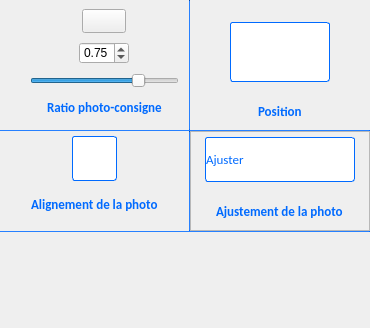
This is PhotosConsigne/ui/SetStyle.ui in FlorianLance/PhotosConsigne as Qt 5 draws it before an edit. The edited form follows.
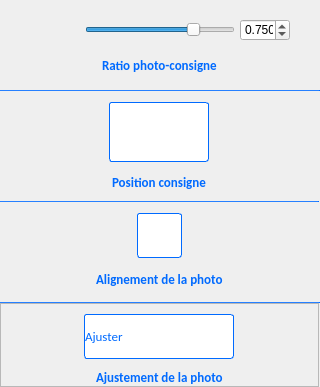
This is the edited form. Icons and pictures are not drawn.

```diff
--- a/PhotosConsigne/ui/SetStyle.ui
+++ b/PhotosConsigne/ui/SetStyle.ui
@@ -6,10 +6,22 @@
    <rect>
     <x>0</x>
     <y>0</y>
-    <width>370</width>
-    <height>328</height>
+    <width>320</width>
+    <height>385</height>
    </rect>
   </property>
+  <property name="minimumSize">
+   <size>
+    <width>320</width>
+    <height>0</height>
+   </size>
+  </property>
+  <property name="maximumSize">
+   <size>
+    <width>16777215</width>
+    <height>420</height>
+   </size>
+  </property>
   <property name="windowTitle">
    <string>Form</string>
   </property>
@@ -29,18 +41,239 @@
    <property name="spacing">
     <number>0</number>
    </property>
-   <item row="0" column="1">
+   <item row="5" column="0" colspan="2">
+    <widget class="QFrame" name="framePhotoAlignment">
+     <property name="minimumSize">
+      <size>
+       <width>0</width>
+       <height>100</height>
+      </size>
+     </property>
+     <property name="maximumSize">
+      <size>
+       <width>16777215</width>
+       <height>100</height>
+      </size>
+     </property>
+     <property name="styleSheet">
+      <string notr="true">.QFrame{
+    border: 0px solid gray;
+    border-radius: 0px;
+}</string>
+     </property>
+     <property name="frameShape">
+      <enum>QFrame::StyledPanel</enum>
+     </property>
+     <property name="frameShadow">
+      <enum>QFrame::Raised</enum>
+     </property>
+     <layout class="QVBoxLayout" name="verticalLayout_20">
+      <property name="spacing">
+       <number>0</number>
+      </property>
+      <property name="leftMargin">
+       <number>5</number>
+      </property>
+      <property name="topMargin">
+       <number>0</number>
+      </property>
+      <property name="rightMargin">
+       <number>5</number>
+      </property>
+      <property name="bottomMargin">
+       <number>0</number>
+      </property>
+      <item alignment="Qt::AlignHCenter">
+       <widget class="QComboBox" name="cbPhotoAlignment">
+        <property name="minimumSize">
+         <size>
+          <width>45</width>
+          <height>45</height>
+         </size>
+        </property>
+        <property name="maximumSize">
+         <size>
+          <width>45</width>
+          <height>45</height>
+         </size>
+        </property>
+        <property name="toolTip">
+         <string>&lt;html&gt;&lt;head/&gt;&lt;body&gt;&lt;p&gt;Choix du motif de fond&lt;/p&gt;&lt;/body&gt;&lt;/html&gt;</string>
+        </property>
+        <property name="styleSheet">
+         <string notr="true">QComboBox {
+    border: 1px solid rgb(0,106,255);
+    border-radius: 3px;
+  padding: 1px -1px 1px 1px;
+
+	background-color: qlineargradient(x1: 0, y1: 0, x2: 0, y2: 1,
+                                       stop: 0 #dadbde, stop: 1 #f6f7fa);
+}
+
+QComboBox::drop-down {
+	width: 0px;
+}
+
+QComboBox:hover{
+background-color: qlineargradient(x1: 0, y1: 0, x2: 0, y2: 1,
+                                       stop: 0 #f6f7fa, stop: 1 #dadbde);
+}
+
+
+ QComboBox QAbstractItemView {
+     selection-background-color: lightgray;
+ }
+
+
+QComboBox:!enabled {
+    border-color: rgb(150,150,150);
+  
+}
+
+	</string>
+        </property>
+        <property name="currentIndex">
+         <number>1</number>
+        </property>
+        <property name="iconSize">
+         <size>
+          <width>40</width>
+          <height>40</height>
+         </size>
+        </property>
+        <property name="frame">
+         <bool>true</bool>
+        </property>
+        <item>
+         <property name="text">
+          <string/>
+         </property>
+         <property name="icon">
+          <iconset resource="../resources.qrc">
+           <normaloff>:/images/aligment/center_left</normaloff>:/images/aligment/center_left</iconset>
+         </property>
+        </item>
+        <item>
+         <property name="text">
+          <string/>
+         </property>
+         <property name="icon">
+          <iconset resource="../resources.qrc">
+           <normaloff>:/images/aligment/center_center</normaloff>:/images/aligment/center_center</iconset>
+         </property>
+        </item>
+        <item>
+         <property name="text">
+          <string/>
+         </property>
+         <property name="icon">
+          <iconset resource="../resources.qrc">
+           <normaloff>:/images/aligment/center_right</normaloff>:/images/aligment/center_right</iconset>
+         </property>
+        </item>
+        <item>
+         <property name="text">
+          <string/>
+         </property>
+         <property name="icon">
+          <iconset resource="../resources.qrc">
+           <normaloff>:/images/aligment/top_left</normaloff>:/images/aligment/top_left</iconset>
+         </property>
+        </item>
+        <item>
+         <property name="text">
+          <string/>
+         </property>
+         <property name="icon">
+          <iconset resource="../resources.qrc">
+           <normaloff>:/images/aligment/top_center</normaloff>:/images/aligment/top_center</iconset>
+         </property>
+        </item>
+        <item>
+         <property name="text">
+          <string/>
+         </property>
+         <property name="icon">
+          <iconset resource="../resources.qrc">
+           <normaloff>:/images/aligment/top_right</normaloff>:/images/aligment/top_right</iconset>
+         </property>
+        </item>
+        <item>
+         <property name="text">
+          <string/>
+         </property>
+         <property name="icon">
+          <iconset resource="../resources.qrc">
+           <normaloff>:/images/aligment/down_left</normaloff>:/images/aligment/down_left</iconset>
+         </property>
+        </item>
+        <item>
+         <property name="text">
+          <string/>
+         </property>
+         <property name="icon">
+          <iconset resource="../resources.qrc">
+           <normaloff>:/images/aligment/down_center</normaloff>:/images/aligment/down_center</iconset>
+         </property>
+        </item>
+        <item>
+         <property name="text">
+          <string/>
+         </property>
+         <property name="icon">
+          <iconset resource="../resources.qrc">
+           <normaloff>:/images/aligment/down_right</normaloff>:/images/aligment/down_right</iconset>
+         </property>
+        </item>
+       </widget>
+      </item>
+      <item alignment="Qt::AlignHCenter">
+       <widget class="QLabel" name="laConsignAlignment">
+        <property name="maximumSize">
+         <size>
+          <width>16777215</width>
+          <height>20</height>
+         </size>
+        </property>
+        <property name="styleSheet">
+         <string notr="true">
+
+QWidget {
+  
+	color : rgb(0,106,255);
+    font:  bold 10pt Calibri;
+
+
+ }
+
+
+QWidget:!enabled {
+  
+	color : rgb(150,150,150);
+    font:  bold 10pt Calibri;
+ }
+</string>
+        </property>
+        <property name="text">
+         <string>Alignement de la photo</string>
+        </property>
+       </widget>
+      </item>
+     </layout>
+    </widget>
+   </item>
+   <item row="1" column="0" colspan="3">
     <widget class="QFrame" name="frameRatioPC">
      <property name="minimumSize">
       <size>
-       <width>100</width>
-       <height>130</height>
+       <width>0</width>
+       <height>90</height>
       </size>
      </property>
      <property name="maximumSize">
       <size>
        <width>16777215</width>
-       <height>16777215</height>
+       <height>90</height>
       </size>
      </property>
      <property name="styleSheet">
@@ -57,76 +290,24 @@
      </property>
      <layout class="QGridLayout" name="gridLayout_17">
       <property name="leftMargin">
-       <number>10</number>
+       <number>5</number>
       </property>
       <property name="topMargin">
        <number>5</number>
       </property>
       <property name="rightMargin">
-       <number>10</number>
+       <number>5</number>
       </property>
       <property name="bottomMargin">
-       <number>5</number>
+       <number>0</number>
       </property>
       <property name="horizontalSpacing">
-       <number>0</number>
+       <number>5</number>
       </property>
       <property name="verticalSpacing">
-       <number>5</number>
+       <number>0</number>
       </property>
-      <item row="0" column="0" alignment="Qt::AlignHCenter">
-       <widget class="QPushButton" name="pbRatioPhotoText">
-        <property name="maximumSize">
-         <size>
-          <width>100</width>
-          <height>24</height>
-         </size>
-        </property>
-        <property name="styleSheet">
-         <string notr="true">
-
-QPushButton {
-    font: bold 12pt Calibri;  
-
-     background-color: qlineargradient(x1: 0, y1: 0, x2: 0, y2: 1,
-                                       stop: 0 #f6f7fa, stop: 1 #dadbde);
- }
- 
-QPushButton::enabled {
-
-
- }
-
-QPushButton:hover:!pressed{
-
-     background-color: qlineargradient(x1: 0, y1: 0, x2: 0, y2: 1,
-                                       stop: 0 #f6f7fa, stop: 1 #dadbde);
-}
-
- QPushButton:pressed{
-     background-color: qlineargradient(x1: 0, y1: 0, x2: 0, y2: 1,
-                                       stop: 0 #f6f7fa, stop: 1 #dadbde);
-
-}
-
-</string>
-        </property>
-        <property name="text">
-         <string/>
-        </property>
-        <property name="icon">
-         <iconset resource="../resources.qrc">
-          <normaloff>:/images/ratio</normaloff>:/images/ratio</iconset>
-        </property>
-        <property name="iconSize">
-         <size>
-          <width>100</width>
-          <height>60</height>
-         </size>
-        </property>
-       </widget>
-      </item>
-      <item row="1" column="0" alignment="Qt::AlignHCenter">
+      <item row="0" column="2" alignment="Qt::AlignLeft">
        <widget class="QDoubleSpinBox" name="dsbRatioPC">
         <property name="maximumSize">
          <size>
@@ -137,6 +318,9 @@
         <property name="toolTip">
          <string>Ratio par défaut de l'espace entre la photo et la consigne</string>
         </property>
+        <property name="decimals">
+         <number>3</number>
+        </property>
         <property name="maximum">
          <double>1.000000000000000</double>
         </property>
@@ -148,43 +332,11 @@
         </property>
        </widget>
       </item>
-      <item row="3" column="0" colspan="2" alignment="Qt::AlignHCenter">
-       <widget class="QLabel" name="laRatioPhotoConsign">
-        <property name="maximumSize">
-         <size>
-          <width>16777215</width>
-          <height>20</height>
-         </size>
-        </property>
-        <property name="styleSheet">
-         <string notr="true">
-
-QWidget {
-  
-	color : rgb(0,106,255);
-    font:  bold 10pt Calibri;
-
-
- }
-
-
-QWidget:!enabled {
-  
-	color : rgb(150,150,150);
-    font:  bold 10pt Calibri;
- }
-</string>
-        </property>
-        <property name="text">
-         <string>Ratio photo-consigne</string>
-        </property>
-       </widget>
-      </item>
-      <item row="2" column="0">
+      <item row="0" column="1" alignment="Qt::AlignHCenter">
        <widget class="QSlider" name="hsRatioPC">
         <property name="minimumSize">
          <size>
-          <width>0</width>
+          <width>150</width>
           <height>0</height>
          </size>
         </property>
@@ -198,16 +350,272 @@
          <string>Ratio par défaut de l'espace entre la photo et la consigne</string>
         </property>
         <property name="maximum">
-         <number>1000</number>
+         <number>10000</number>
         </property>
         <property name="value">
-         <number>750</number>
+         <number>7500</number>
         </property>
         <property name="orientation">
          <enum>Qt::Horizontal</enum>
         </property>
        </widget>
       </item>
+      <item row="1" column="0" colspan="3" alignment="Qt::AlignHCenter">
+       <widget class="QLabel" name="laRatioPhotoConsign">
+        <property name="maximumSize">
+         <size>
+          <width>16777215</width>
+          <height>20</height>
+         </size>
+        </property>
+        <property name="styleSheet">
+         <string notr="true">
+
+QWidget {
+  
+	color : rgb(0,106,255);
+    font:  bold 10pt Calibri;
+
+
+ }
+
+
+QWidget:!enabled {
+  
+	color : rgb(150,150,150);
+    font:  bold 10pt Calibri;
+ }
+</string>
+        </property>
+        <property name="text">
+         <string>Ratio photo-consigne</string>
+        </property>
+       </widget>
+      </item>
+     </layout>
+    </widget>
+   </item>
+   <item row="6" column="0" colspan="3">
+    <widget class="Line" name="line1">
+     <property name="maximumSize">
+      <size>
+       <width>16777215</width>
+       <height>1</height>
+      </size>
+     </property>
+     <property name="styleSheet">
+      <string notr="true">
+QFrame{
+background-color: rgb(0,106,255);
+}
+
+
+QFrame:!enabled
+{
+	background-color: rgb(150,150,150);
+}
+
+
+	</string>
+     </property>
+     <property name="orientation">
+      <enum>Qt::Horizontal</enum>
+     </property>
+    </widget>
+   </item>
+   <item row="2" column="0" colspan="3">
+    <widget class="Line" name="line3">
+     <property name="maximumSize">
+      <size>
+       <width>16777215</width>
+       <height>1</height>
+      </size>
+     </property>
+     <property name="styleSheet">
+      <string notr="true">
+QFrame{
+background-color: rgb(0,106,255);
+}
+
+
+QFrame:!enabled
+{
+	background-color: rgb(150,150,150);
+}
+
+
+	</string>
+     </property>
+     <property name="orientation">
+      <enum>Qt::Horizontal</enum>
+     </property>
+    </widget>
+   </item>
+   <item row="7" column="0" colspan="2">
+    <widget class="QFrame" name="frameAdjustPhoto">
+     <property name="maximumSize">
+      <size>
+       <width>16777215</width>
+       <height>130</height>
+      </size>
+     </property>
+     <property name="frameShape">
+      <enum>QFrame::StyledPanel</enum>
+     </property>
+     <property name="frameShadow">
+      <enum>QFrame::Raised</enum>
+     </property>
+     <layout class="QVBoxLayout" name="verticalLayout_32">
+      <property name="spacing">
+       <number>10</number>
+      </property>
+      <property name="leftMargin">
+       <number>2</number>
+      </property>
+      <property name="topMargin">
+       <number>10</number>
+      </property>
+      <property name="rightMargin">
+       <number>2</number>
+      </property>
+      <property name="bottomMargin">
+       <number>0</number>
+      </property>
+      <item alignment="Qt::AlignHCenter">
+       <widget class="QComboBox" name="cbAdjustPhoto">
+        <property name="minimumSize">
+         <size>
+          <width>150</width>
+          <height>45</height>
+         </size>
+        </property>
+        <property name="maximumSize">
+         <size>
+          <width>16777215</width>
+          <height>45</height>
+         </size>
+        </property>
+        <property name="toolTip">
+         <string>&lt;html&gt;&lt;head/&gt;&lt;body&gt;&lt;p&gt;Ajustement de l'image de fond&lt;/p&gt;&lt;/body&gt;&lt;/html&gt;</string>
+        </property>
+        <property name="styleSheet">
+         <string notr="true">QComboBox {
+    border: 1px solid rgb(0,106,255);
+    border-radius: 3px;
+    padding: 1px 1px 1px -0px;
+
+	background-color: qlineargradient(x1: 0, y1: 0, x2: 0, y2: 1,
+                                       stop: 0 #dadbde, stop: 1 #f6f7fa);
+
+    font:  10pt Calibri;
+	color : rgb(150,150,150);
+}
+
+
+QComboBox:enabled {
+
+	color : rgb(0,106,255);
+}
+
+
+QComboBox::drop-down {
+	width: 0px;
+}
+
+QComboBox:hover{
+background-color: qlineargradient(x1: 0, y1: 0, x2: 0, y2: 1,
+                                       stop: 0 #f6f7fa, stop: 1 #dadbde);
+}
+
+ QComboBox QAbstractItemView {
+     selection-background-color: lightgray;
+ }</string>
+        </property>
+        <property name="currentIndex">
+         <number>3</number>
+        </property>
+        <property name="iconSize">
+         <size>
+          <width>72</width>
+          <height>46</height>
+         </size>
+        </property>
+        <property name="frame">
+         <bool>true</bool>
+        </property>
+        <item>
+         <property name="text">
+          <string>Centrer</string>
+         </property>
+         <property name="icon">
+          <iconset resource="../resources.qrc">
+           <normaloff>:/images/adjust/center_bg_image</normaloff>:/images/adjust/center_bg_image</iconset>
+         </property>
+        </item>
+        <item>
+         <property name="text">
+          <string>Etirer</string>
+         </property>
+         <property name="icon">
+          <iconset resource="../resources.qrc">
+           <normaloff>:/images/adjust/extend_bg_image</normaloff>:/images/adjust/extend_bg_image</iconset>
+         </property>
+        </item>
+        <item>
+         <property name="text">
+          <string>Remplir</string>
+         </property>
+         <property name="icon">
+          <iconset resource="../resources.qrc">
+           <normaloff>:/images/adjust/fill_bg_image</normaloff>:/images/adjust/fill_bg_image</iconset>
+         </property>
+        </item>
+        <item>
+         <property name="text">
+          <string>Ajuster</string>
+         </property>
+         <property name="icon">
+          <iconset resource="../resources.qrc">
+           <normaloff>:/images/adjust/adjust_bg_image</normaloff>:/images/adjust/adjust_bg_image</iconset>
+         </property>
+        </item>
+        <item>
+         <property name="text">
+          <string>Mosaïque</string>
+         </property>
+         <property name="icon">
+          <iconset resource="../resources.qrc">
+           <normaloff>:/images/adjust/mosaic_bg_image</normaloff>:/images/adjust/mosaic_bg_image</iconset>
+         </property>
+        </item>
+       </widget>
+      </item>
+      <item alignment="Qt::AlignHCenter">
+       <widget class="QLabel" name="laAdjustPhoto">
+        <property name="styleSheet">
+         <string notr="true">
+
+QWidget {
+  
+	color : rgb(0,106,255);
+    font:  bold 10pt Calibri;
+
+
+ }
+
+
+QWidget:!enabled {
+  
+	color : rgb(150,150,150);
+    font:  bold 10pt Calibri;
+ }
+</string>
+        </property>
+        <property name="text">
+         <string>Ajustement de la photo</string>
+        </property>
+       </widget>
+      </item>
      </layout>
     </widget>
    </item>
@@ -245,18 +653,34 @@
      </property>
     </widget>
    </item>
-   <item row="0" column="3">
+   <item row="9" column="0">
+    <spacer name="verticalSpacer1">
+     <property name="orientation">
+      <enum>Qt::Vertical</enum>
+     </property>
+     <property name="sizeType">
+      <enum>QSizePolicy::Expanding</enum>
+     </property>
+     <property name="sizeHint" stdset="0">
+      <size>
+       <width>20</width>
+       <height>93</height>
+      </size>
+     </property>
+    </spacer>
+   </item>
+   <item row="3" column="0" colspan="2">
     <widget class="QFrame" name="frameConsignPosition">
      <property name="minimumSize">
       <size>
-       <width>180</width>
-       <height>130</height>
+       <width>0</width>
+       <height>110</height>
       </size>
      </property>
      <property name="maximumSize">
       <size>
        <width>16777215</width>
-       <height>16777215</height>
+       <height>110</height>
       </size>
      </property>
      <property name="styleSheet">
@@ -271,9 +695,30 @@
      <property name="frameShadow">
       <enum>QFrame::Raised</enum>
      </property>
-     <layout class="QVBoxLayout" name="verticalLayout_8">
+     <layout class="QVBoxLayout" name="verticalLayout">
+      <property name="spacing">
+       <number>0</number>
+      </property>
+      <property name="leftMargin">
+       <number>0</number>
+      </property>
+      <property name="topMargin">
+       <number>2</number>
+      </property>
+      <property name="rightMargin">
+       <number>0</number>
+      </property>
+      <property name="bottomMargin">
+       <number>0</number>
+      </property>
       <item>
        <widget class="QFrame" name="frameSubConsignPosition">
+        <property name="maximumSize">
+         <size>
+          <width>16777215</width>
+          <height>65</height>
+         </size>
+        </property>
         <property name="frameShape">
          <enum>QFrame::StyledPanel</enum>
         </property>
@@ -427,456 +872,17 @@
 </string>
         </property>
         <property name="text">
-         <string>Position</string>
+         <string>Position consigne</string>
         </property>
        </widget>
       </item>
      </layout>
     </widget>
    </item>
-   <item row="1" column="0" colspan="4">
-    <widget class="Line" name="line3">
-     <property name="maximumSize">
-      <size>
-       <width>16777215</width>
-       <height>1</height>
-      </size>
-     </property>
-     <property name="styleSheet">
-      <string notr="true">
-QFrame{
-background-color: rgb(0,106,255);
-}
-
-
-QFrame:!enabled
-{
-	background-color: rgb(150,150,150);
-}
-
-
-	</string>
-     </property>
-     <property name="orientation">
-      <enum>Qt::Horizontal</enum>
-     </property>
-    </widget>
-   </item>
-   <item row="2" column="0" colspan="2">
-    <widget class="QFrame" name="framePhotoAlignment">
-     <property name="minimumSize">
-      <size>
-       <width>0</width>
-       <height>100</height>
-      </size>
-     </property>
-     <property name="maximumSize">
-      <size>
-       <width>16777215</width>
-       <height>16777215</height>
-      </size>
-     </property>
-     <property name="styleSheet">
-      <string notr="true">.QFrame{
-    border: 0px solid gray;
-    border-radius: 0px;
-}</string>
-     </property>
-     <property name="frameShape">
-      <enum>QFrame::StyledPanel</enum>
-     </property>
-     <property name="frameShadow">
-      <enum>QFrame::Raised</enum>
-     </property>
-     <layout class="QVBoxLayout" name="verticalLayout_20">
-      <property name="spacing">
-       <number>2</number>
-      </property>
-      <property name="leftMargin">
-       <number>5</number>
-      </property>
-      <property name="topMargin">
-       <number>5</number>
-      </property>
-      <property name="rightMargin">
-       <number>5</number>
-      </property>
-      <property name="bottomMargin">
-       <number>5</number>
-      </property>
-      <item alignment="Qt::AlignHCenter">
-       <widget class="QComboBox" name="cbPhotoAlignment">
-        <property name="minimumSize">
-         <size>
-          <width>45</width>
-          <height>45</height>
-         </size>
-        </property>
-        <property name="maximumSize">
-         <size>
-          <width>45</width>
-          <height>45</height>
-         </size>
-        </property>
-        <property name="toolTip">
-         <string>&lt;html&gt;&lt;head/&gt;&lt;body&gt;&lt;p&gt;Choix du motif de fond&lt;/p&gt;&lt;/body&gt;&lt;/html&gt;</string>
-        </property>
-        <property name="styleSheet">
-         <string notr="true">QComboBox {
-    border: 1px solid rgb(0,106,255);
-    border-radius: 3px;
-  padding: 1px -1px 1px 1px;
-
-	background-color: qlineargradient(x1: 0, y1: 0, x2: 0, y2: 1,
-                                       stop: 0 #dadbde, stop: 1 #f6f7fa);
-}
-
-QComboBox::drop-down {
-	width: 0px;
-}
-
-QComboBox:hover{
-background-color: qlineargradient(x1: 0, y1: 0, x2: 0, y2: 1,
-                                       stop: 0 #f6f7fa, stop: 1 #dadbde);
-}
-
-
- QComboBox QAbstractItemView {
-     selection-background-color: lightgray;
- }
-
-
-QComboBox:!enabled {
-    border-color: rgb(150,150,150);
-  
-}
-
-	</string>
-        </property>
-        <property name="currentIndex">
-         <number>1</number>
-        </property>
-        <property name="iconSize">
-         <size>
-          <width>40</width>
-          <height>40</height>
-         </size>
-        </property>
-        <property name="frame">
-         <bool>true</bool>
-        </property>
-        <item>
-         <property name="text">
-          <string/>
-         </property>
-         <property name="icon">
-          <iconset resource="../resources.qrc">
-           <normaloff>:/images/aligment/center_left</normaloff>:/images/aligment/center_left</iconset>
-         </property>
-        </item>
-        <item>
-         <property name="text">
-          <string/>
-         </property>
-         <property name="icon">
-          <iconset resource="../resources.qrc">
-           <normaloff>:/images/aligment/center_center</normaloff>:/images/aligment/center_center</iconset>
-         </property>
-        </item>
-        <item>
-         <property name="text">
-          <string/>
-         </property>
-         <property name="icon">
-          <iconset resource="../resources.qrc">
-           <normaloff>:/images/aligment/center_right</normaloff>:/images/aligment/center_right</iconset>
-         </property>
-        </item>
-        <item>
-         <property name="text">
-          <string/>
-         </property>
-         <property name="icon">
-          <iconset resource="../resources.qrc">
-           <normaloff>:/images/aligment/top_left</normaloff>:/images/aligment/top_left</iconset>
-         </property>
-        </item>
-        <item>
-         <property name="text">
-          <string/>
-         </property>
-         <property name="icon">
-          <iconset resource="../resources.qrc">
-           <normaloff>:/images/aligment/top_center</normaloff>:/images/aligment/top_center</iconset>
-         </property>
-        </item>
-        <item>
-         <property name="text">
-          <string/>
-         </property>
-         <property name="icon">
-          <iconset resource="../resources.qrc">
-           <normaloff>:/images/aligment/top_right</normaloff>:/images/aligment/top_right</iconset>
-         </property>
-        </item>
-        <item>
-         <property name="text">
-          <string/>
-         </property>
-         <property name="icon">
-          <iconset resource="../resources.qrc">
-           <normaloff>:/images/aligment/down_left</normaloff>:/images/aligment/down_left</iconset>
-         </property>
-        </item>
-        <item>
-         <property name="text">
-          <string/>
-         </property>
-         <property name="icon">
-          <iconset resource="../resources.qrc">
-           <normaloff>:/images/aligment/down_center</normaloff>:/images/aligment/down_center</iconset>
-         </property>
-        </item>
-        <item>
-         <property name="text">
-          <string/>
-         </property>
-         <property name="icon">
-          <iconset resource="../resources.qrc">
-           <normaloff>:/images/aligment/down_right</normaloff>:/images/aligment/down_right</iconset>
-         </property>
-        </item>
-       </widget>
-      </item>
-      <item alignment="Qt::AlignHCenter">
-       <widget class="QLabel" name="laConsignAlignment">
-        <property name="styleSheet">
-         <string notr="true">
-
-QWidget {
-  
-	color : rgb(0,106,255);
-    font:  bold 10pt Calibri;
-
-
- }
-
-
-QWidget:!enabled {
-  
-	color : rgb(150,150,150);
-    font:  bold 10pt Calibri;
- }
-</string>
-        </property>
-        <property name="text">
-         <string>Alignement de la photo</string>
-        </property>
-       </widget>
-      </item>
-     </layout>
-    </widget>
-   </item>
-   <item row="2" column="2">
+   <item row="4" column="0" colspan="2">
     <widget class="Line" name="line4">
      <property name="maximumSize">
       <size>
-       <width>1</width>
-       <height>16777215</height>
-      </size>
-     </property>
-     <property name="styleSheet">
-      <string notr="true">
-QFrame{
-background-color: rgb(0,106,255);
-}
-
-
-QFrame:!enabled
-{
-	background-color: rgb(150,150,150);
-}
-
-
-	</string>
-     </property>
-     <property name="orientation">
-      <enum>Qt::Vertical</enum>
-     </property>
-    </widget>
-   </item>
-   <item row="2" column="3">
-    <widget class="QFrame" name="frameAdjustPhoto">
-     <property name="maximumSize">
-      <size>
-       <width>16777215</width>
-       <height>16777215</height>
-      </size>
-     </property>
-     <property name="frameShape">
-      <enum>QFrame::StyledPanel</enum>
-     </property>
-     <property name="frameShadow">
-      <enum>QFrame::Raised</enum>
-     </property>
-     <layout class="QVBoxLayout" name="verticalLayout_32">
-      <property name="spacing">
-       <number>10</number>
-      </property>
-      <property name="leftMargin">
-       <number>2</number>
-      </property>
-      <property name="topMargin">
-       <number>5</number>
-      </property>
-      <property name="rightMargin">
-       <number>2</number>
-      </property>
-      <property name="bottomMargin">
-       <number>0</number>
-      </property>
-      <item alignment="Qt::AlignHCenter">
-       <widget class="QComboBox" name="cbAdjustPhoto">
-        <property name="minimumSize">
-         <size>
-          <width>150</width>
-          <height>45</height>
-         </size>
-        </property>
-        <property name="maximumSize">
-         <size>
-          <width>16777215</width>
-          <height>45</height>
-         </size>
-        </property>
-        <property name="toolTip">
-         <string>&lt;html&gt;&lt;head/&gt;&lt;body&gt;&lt;p&gt;Ajustement de l'image de fond&lt;/p&gt;&lt;/body&gt;&lt;/html&gt;</string>
-        </property>
-        <property name="styleSheet">
-         <string notr="true">QComboBox {
-    border: 1px solid rgb(0,106,255);
-    border-radius: 3px;
-    padding: 1px 1px 1px -0px;
-
-	background-color: qlineargradient(x1: 0, y1: 0, x2: 0, y2: 1,
-                                       stop: 0 #dadbde, stop: 1 #f6f7fa);
-
-    font:  10pt Calibri;
-	color : rgb(150,150,150);
-}
-
-
-QComboBox:enabled {
-
-	color : rgb(0,106,255);
-}
-
-
-QComboBox::drop-down {
-	width: 0px;
-}
-
-QComboBox:hover{
-background-color: qlineargradient(x1: 0, y1: 0, x2: 0, y2: 1,
-                                       stop: 0 #f6f7fa, stop: 1 #dadbde);
-}
-
- QComboBox QAbstractItemView {
-     selection-background-color: lightgray;
- }</string>
-        </property>
-        <property name="currentIndex">
-         <number>3</number>
-        </property>
-        <property name="iconSize">
-         <size>
-          <width>72</width>
-          <height>46</height>
-         </size>
-        </property>
-        <property name="frame">
-         <bool>true</bool>
-        </property>
-        <item>
-         <property name="text">
-          <string>Centrer</string>
-         </property>
-         <property name="icon">
-          <iconset resource="../resources.qrc">
-           <normaloff>:/images/adjust/center_bg_image</normaloff>:/images/adjust/center_bg_image</iconset>
-         </property>
-        </item>
-        <item>
-         <property name="text">
-          <string>Etirer</string>
-         </property>
-         <property name="icon">
-          <iconset resource="../resources.qrc">
-           <normaloff>:/images/adjust/extend_bg_image</normaloff>:/images/adjust/extend_bg_image</iconset>
-         </property>
-        </item>
-        <item>
-         <property name="text">
-          <string>Remplir</string>
-         </property>
-         <property name="icon">
-          <iconset resource="../resources.qrc">
-           <normaloff>:/images/adjust/fill_bg_image</normaloff>:/images/adjust/fill_bg_image</iconset>
-         </property>
-        </item>
-        <item>
-         <property name="text">
-          <string>Ajuster</string>
-         </property>
-         <property name="icon">
-          <iconset resource="../resources.qrc">
-           <normaloff>:/images/adjust/adjust_bg_image</normaloff>:/images/adjust/adjust_bg_image</iconset>
-         </property>
-        </item>
-        <item>
-         <property name="text">
-          <string>Mosaïque</string>
-         </property>
-         <property name="icon">
-          <iconset resource="../resources.qrc">
-           <normaloff>:/images/adjust/mosaic_bg_image</normaloff>:/images/adjust/mosaic_bg_image</iconset>
-         </property>
-        </item>
-       </widget>
-      </item>
-      <item alignment="Qt::AlignHCenter">
-       <widget class="QLabel" name="laAdjustPhoto">
-        <property name="styleSheet">
-         <string notr="true">
-
-QWidget {
-  
-	color : rgb(0,106,255);
-    font:  bold 10pt Calibri;
-
-
- }
-
-
-QWidget:!enabled {
-  
-	color : rgb(150,150,150);
-    font:  bold 10pt Calibri;
- }
-</string>
-        </property>
-        <property name="text">
-         <string>Ajustement de la photo</string>
-        </property>
-       </widget>
-      </item>
-     </layout>
-    </widget>
-   </item>
-   <item row="3" column="0" colspan="4">
-    <widget class="Line" name="line1">
-     <property name="maximumSize">
-      <size>
        <width>16777215</width>
        <height>1</height>
       </size>
@@ -901,19 +907,6 @@
      </property>
     </widget>
    </item>
-   <item row="4" column="0">
-    <spacer name="verticalSpacer1">
-     <property name="orientation">
-      <enum>Qt::Vertical</enum>
-     </property>
-     <property name="sizeHint" stdset="0">
-      <size>
-       <width>20</width>
-       <height>93</height>
-      </size>
-     </property>
-    </spacer>
-   </item>
   </layout>
  </widget>
  <resources>
```
Left out of the diff: 2 changed lines with no effect on the pictures.
